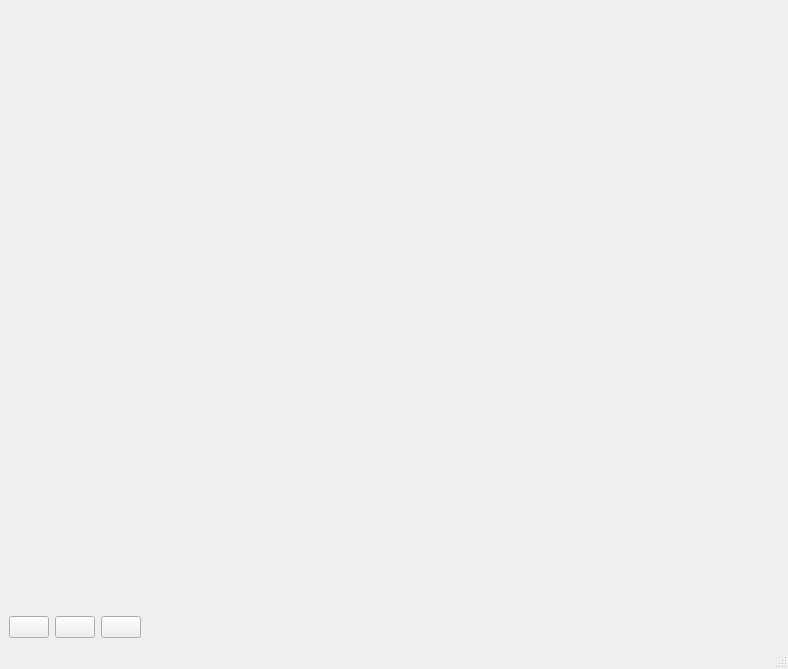
First picture: the form in qtdesignerfiles/mainwindow.ui, repository johnomotani/multigifview, before the edit.
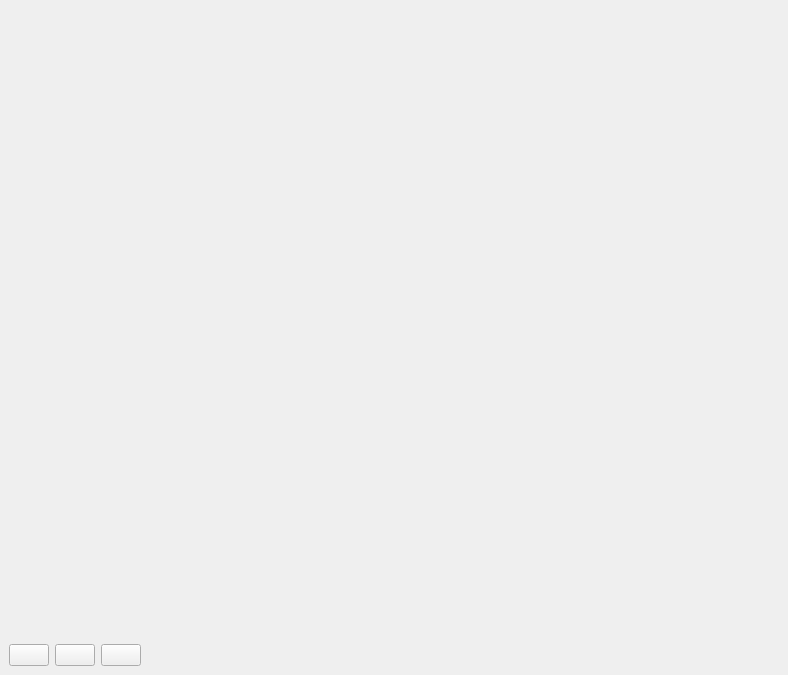
Second picture: the form after the edit. Icons and pictures are not drawn.

Commit message: Remove unused status bar

What changed in the file:
```diff
--- a/qtdesignerfiles/mainwindow.ui
+++ b/qtdesignerfiles/mainwindow.ui
@@ -7,7 +7,7 @@
     <x>0</x>
     <y>0</y>
     <width>788</width>
-    <height>669</height>
+    <height>675</height>
    </rect>
   </property>
   <property name="windowTitle">
@@ -131,7 +131,6 @@
     </rect>
    </property>
   </widget>
-  <widget class="QStatusBar" name="statusbar"/>
  </widget>
  <resources/>
  <connections/>
```
Left out of the diff: 9 changed lines with no effect on the pictures. The commit also changes 1 other file.
